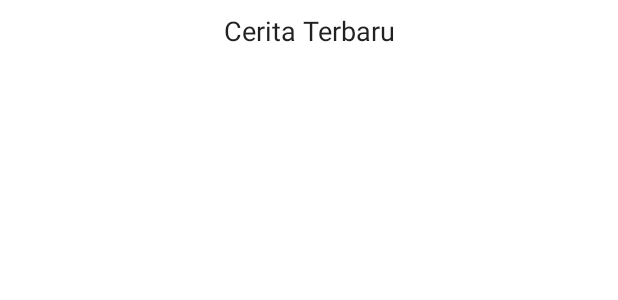
After one commit to AbdulGimbul/MyDicodingStories, an Android app: the layout story_stack_widget.xml on its own in the app's theme, with its tools: preview values and no code run, on a phone screen of 412 x 824 dp. The commit adds this screen. Shown: the top 300 px of the screen. Run offline under Robolectric (Android 15) with nearby library versions, the phone set to English and light mode, and no system bars.

Commit message:
Feat: Add story stack widget
This commit introduces a new app widget that displays a stack of recent stories.

Key changes:
- Added `StoryStackWidgetProvider` to manage widget updates and interactions.
- Created `StoryWidgetService` and `StoryWidgetItemFactory` to provide data to the widget's `StackView`.
- Implemented layouts for the widget (`story_stack_widget.xml`) and individual story items (`widget_story_item.xml`).
- Defined widget configuration in `story_stack_widget_info.xml`.
- Registered the widget provider and service in `AndroidManifest.xml`.
- Added new string resources for the widget.
- Widget items are clickable and navigate to the `DetailStoryActivity`.
- The widget title is clickable and opens the `MainActivity`.

```diff
--- /dev/null
+++ b/app/src/main/res/layout/story_stack_widget.xml
@@ -0,0 +1,36 @@
+<?xml version="1.0" encoding="utf-8"?>
+<LinearLayout xmlns:android="http://schemas.android.com/apk/res/android"
+    android:layout_width="match_parent"
+    android:layout_height="match_parent"
+    android:background="?android:attr/colorBackground"
+    android:orientation="vertical"
+    android:padding="8dp">
+
+    <TextView
+        android:id="@+id/widget_title"
+        android:layout_width="match_parent"
+        android:layout_height="wrap_content"
+        android:gravity="center_horizontal"
+        android:paddingBottom="8dp"
+        android:text="@string/latest_stories"
+        android:textAppearance="?android:attr/textAppearanceMedium"
+        android:textColor="?android:attr/textColorPrimary" />
+
+    <StackView
+        android:id="@+id/stack_view_stories"
+        android:layout_width="match_parent"
+        android:layout_height="0dp"
+        android:layout_weight="1"
+        android:loopViews="true" />
+
+    <TextView
+        android:id="@+id/empty_view_stories"
+        android:layout_width="match_parent"
+        android:layout_height="0dp"
+        android:layout_weight="1"
+        android:gravity="center"
+        android:text="@string/no_stories_to_display"
+        android:textColor="?android:attr/textColorSecondary"
+        android:visibility="gone" />
+
+</LinearLayout>
--- a/app/src/main/res/values/strings.xml
+++ b/app/src/main/res/values/strings.xml
@@ -14,4 +14,6 @@
     <string name="pindah_kamera">Pindah kamera</string>
     <string name="logout">Logout</string>
     <string name="tombol_profil">Tombol profil</string>
+    <string name="latest_stories">Cerita Terbaru</string>
+    <string name="no_stories_to_display">Pastikan login terlebih dahulu sebelum menambahkan widget ini.</string>
 </resources>
```
Also changed, not shown: app/src/main/AndroidManifest.xml (+19 -0 lines), app/src/main/java/com/abdl/mydicodingstories/ui/widget/StoryStackWidgetProvider.kt (added, +105 -0 lines), app/src/main/java/com/abdl/mydicodingstories/ui/widget/StoryWidgetItemFactory.kt (added, +87 -0 lines), app/src/main/java/com/abdl/mydicodingstories/ui/widget/StoryWidgetService.kt (added, +13 -0 lines), app/src/main/res/layout/widget_story_item.xml (added, +28 -0 lines), app/src/main/res/xml/story_stack_widget_info.xml (added, +10 -0 lines).
